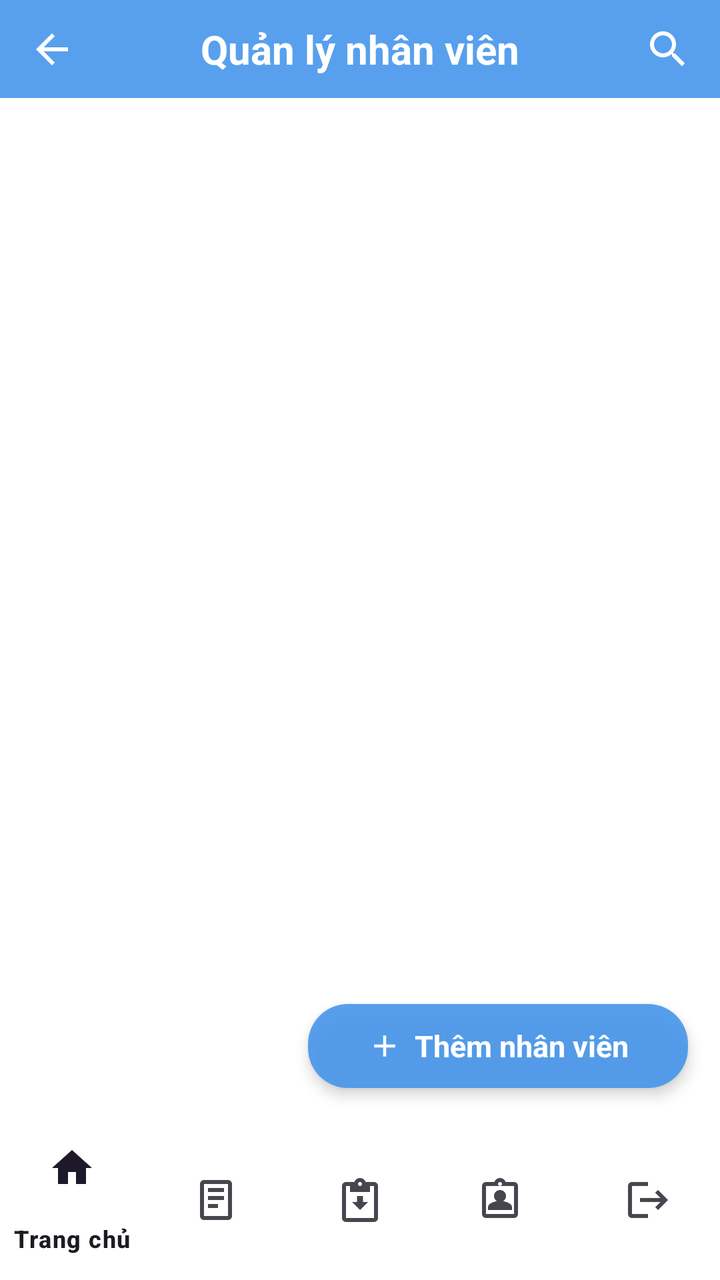
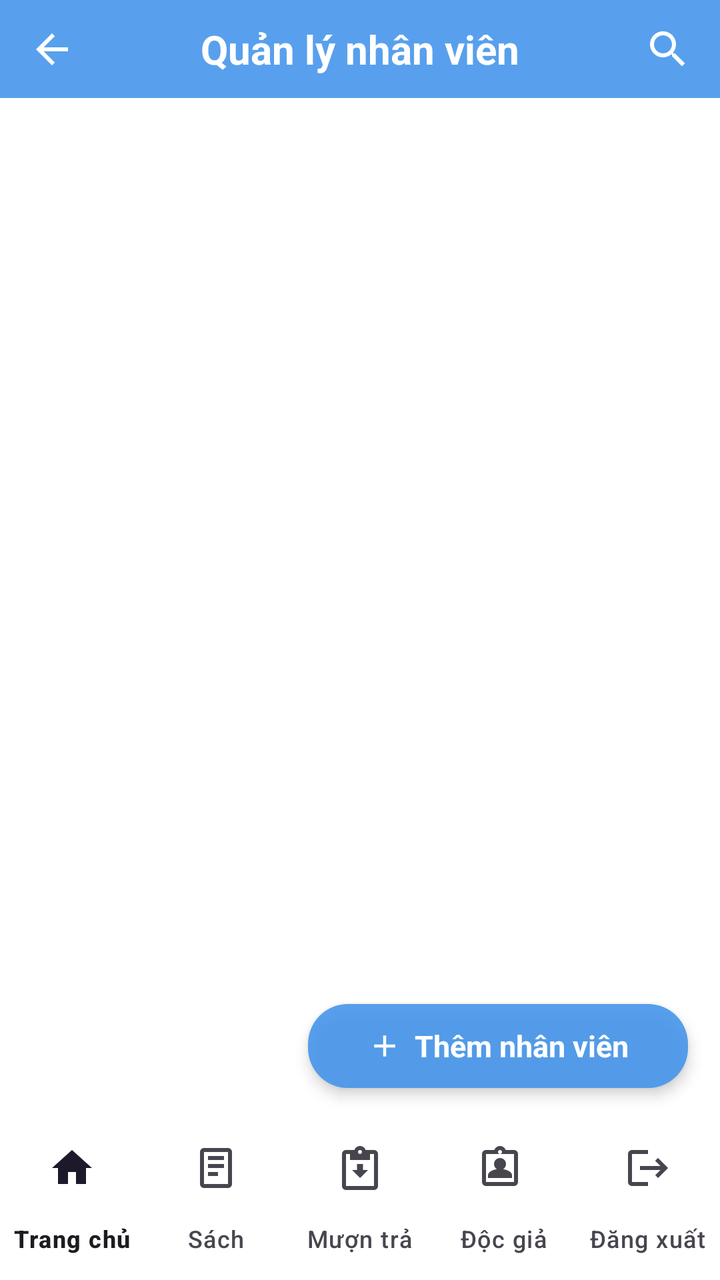

Before-and-after screenshots of an Android layout around one commit, followed by the original layout XML and the change that was made.
<!-- AndroidManifest.xml: application theme Theme.QuanLyThuVien -->
<!-- res/layout/activity_nhanvien.xml -->
<?xml version="1.0" encoding="utf-8"?>
<androidx.constraintlayout.widget.ConstraintLayout xmlns:android="http://schemas.android.com/apk/res/android"
    xmlns:app="http://schemas.android.com/apk/res-auto"
    android:layout_width="match_parent"
    android:layout_height="match_parent"
    android:background="#FFFFFF">

    <androidx.constraintlayout.widget.ConstraintLayout
        android:id="@+id/header"
        android:layout_width="0dp"
        android:layout_height="49dp"
        android:background="@drawable/bg_header_sach"
        app:layout_constraintTop_toTopOf="parent"
        app:layout_constraintStart_toStartOf="parent"
        app:layout_constraintEnd_toEndOf="parent">

        <ImageView
            android:id="@+id/btnBack"
            android:layout_width="28dp"
            android:layout_height="28dp"
            android:layout_marginStart="12dp"
            android:padding="2dp"
            android:src="@drawable/ic_arrow_back"
            android:background="?attr/selectableItemBackgroundBorderless"
            android:contentDescription="Quay lại"
            app:layout_constraintTop_toTopOf="parent"
            app:layout_constraintBottom_toBottomOf="parent"
            app:layout_constraintStart_toStartOf="parent" />

        <TextView
            android:layout_width="wrap_content"
            android:layout_height="wrap_content"
            android:text="Quản lý nhân viên"
            android:textColor="#FFFFFF"
            android:textSize="20sp"
            android:textStyle="bold"
            app:layout_constraintTop_toTopOf="parent"
            app:layout_constraintBottom_toBottomOf="parent"
            app:layout_constraintStart_toStartOf="parent"
            app:layout_constraintEnd_toEndOf="parent" />

        <ImageView
            android:id="@+id/btnSearch"
            android:layout_width="28dp"
            android:layout_height="28dp"
            android:layout_marginEnd="12dp"
            android:padding="2dp"
            android:src="@drawable/ic_search"
            android:background="?attr/selectableItemBackgroundBorderless"
            android:contentDescription="Tìm kiếm"
            app:layout_constraintTop_toTopOf="parent"
            app:layout_constraintBottom_toBottomOf="parent"
            app:layout_constraintEnd_toEndOf="parent" />
    </androidx.constraintlayout.widget.ConstraintLayout>

    <androidx.recyclerview.widget.RecyclerView
        android:id="@+id/rvNhanVien"
        android:layout_width="0dp"
        android:layout_height="0dp"
        android:layout_marginTop="6dp"
        android:clipToPadding="false"
        android:paddingBottom="120dp"
        app:layout_constraintTop_toBottomOf="@id/header"
        app:layout_constraintStart_toStartOf="parent"
        app:layout_constraintEnd_toEndOf="parent"
        app:layout_constraintBottom_toTopOf="@id/bottomNav" />

    <TextView
        android:id="@+id/tvEmpty"
        android:layout_width="wrap_content"
        android:layout_height="wrap_content"
        android:text="Chưa có nhân viên"
        android:textColor="#9AA3AE"
        android:textSize="14sp"
        android:visibility="gone"
        app:layout_constraintTop_toTopOf="@id/rvNhanVien"
        app:layout_constraintBottom_toBottomOf="@id/rvNhanVien"
        app:layout_constraintStart_toStartOf="@id/rvNhanVien"
        app:layout_constraintEnd_toEndOf="@id/rvNhanVien" />

    <LinearLayout
        android:id="@+id/fabAdd"
        android:layout_width="190dp"
        android:layout_height="42dp"
        android:layout_marginEnd="16dp"
        android:layout_marginBottom="16dp"
        android:orientation="horizontal"
        android:gravity="center"
        android:background="@drawable/bg_fab_add"
        android:clickable="true"
        android:focusable="true"
        android:elevation="4dp"
        app:layout_constraintEnd_toEndOf="parent"
        app:layout_constraintBottom_toTopOf="@id/bottomNav">

        <ImageView
            android:layout_width="18dp"
            android:layout_height="18dp"
            android:src="@drawable/ic_plus"
            android:contentDescription="Thêm" />

        <TextView
            android:layout_width="wrap_content"
            android:layout_height="wrap_content"
            android:layout_marginStart="6dp"
            android:text="Thêm nhân viên"
            android:textColor="#FFFFFF"
            android:textSize="15sp"
            android:textStyle="bold" />
    </LinearLayout>

    <com.google.android.material.bottomnavigation.BottomNavigationView
        android:id="@+id/bottomNav"
        android:layout_width="0dp"
        android:layout_height="wrap_content"
        android:background="#FFFFFF"
        app:menu="@menu/bottom_nav_menu"
        app:layout_constraintStart_toStartOf="parent"
        app:layout_constraintEnd_toEndOf="parent"
        app:layout_constraintBottom_toBottomOf="parent" />

</androidx.constraintlayout.widget.ConstraintLayout>
<!-- resources referenced by this layout -->
<resources>
  <!-- drawable bg_fab_add (drawable) -->
  <?xml version="1.0" encoding="utf-8"?>
  <shape xmlns:android="http://schemas.android.com/apk/res/android"
      android:shape="rectangle">
      <solid android:color="#E64696EB" />
      <corners android:radius="20dp" />
  </shape>
  <!-- drawable bg_header_sach (drawable) -->
  <?xml version="1.0" encoding="utf-8"?>
  <shape xmlns:android="http://schemas.android.com/apk/res/android"
      android:shape="rectangle">
      <solid android:color="#E64696EB" />
  </shape>
  <!-- drawable ic_arrow_back (drawable) -->
  <vector xmlns:android="http://schemas.android.com/apk/res/android"
      android:width="24dp"
      android:height="24dp"
      android:viewportWidth="24"
      android:viewportHeight="24"
      android:tint="#FFFFFF">
      <path
          android:fillColor="#FFFFFF"
          android:pathData="M20,11H7.83l5.59,-5.59L12,4l-8,8 8,8 1.41,-1.41L7.83,13H20v-2z"/>
  </vector>
  <!-- drawable ic_plus (drawable) -->
  <vector xmlns:android="http://schemas.android.com/apk/res/android"
      android:width="20dp"
      android:height="20dp"
      android:viewportWidth="24"
      android:viewportHeight="24"
      android:tint="#FFFFFF">
      <path
          android:fillColor="#FFFFFF"
          android:pathData="M19,13h-6v6h-2v-6H5v-2h6V5h2v6h6v2z"/>
  </vector>
  <!-- drawable ic_search (drawable) -->
  <vector xmlns:android="http://schemas.android.com/apk/res/android"
      android:width="24dp"
      android:height="24dp"
      android:viewportWidth="24"
      android:viewportHeight="24"
      android:tint="#FFFFFF">
      <path
          android:fillColor="#FFFFFF"
          android:pathData="M15.5,14h-0.79l-0.28,-0.27C15.41,12.59 16,11.11 16,9.5 16,5.91 13.09,3 9.5,3S3,5.91 3,9.5 5.91,16 9.5,16c1.61,0 3.09,-0.59 4.23,-1.57l0.27,0.28v0.79l5,4.99L20.49,19l-4.99,-5zM9.5,14C7.01,14 5,11.99 5,9.5S7.01,5 9.5,5 14,7.01 14,9.5 11.99,14 9.5,14z"/>
  </vector>
  <style name="Theme.QuanLyThuVien" parent="Base.Theme.QuanLyThuVien" />
  <style name="Base.Theme.QuanLyThuVien" parent="Theme.Material3.DayNight.NoActionBar">
          <item name="colorPrimary">@color/colorPrimary</item>
          <item name="colorPrimaryVariant">@color/colorPrimaryDark</item>
          <item name="colorOnPrimary">@color/white</item>
          
          <item name="android:statusBarColor" tools:targetApi="l">@android:color/transparent</item>
          <item name="android:windowLightStatusBar" tools:targetApi="m">false</item>
      </style>
  <color name="colorPrimary">#4696EB</color>
  <color name="colorPrimaryDark">#4F91D7</color>
  <color name="white">#FFFFFFFF</color>
</resources>

<!-- the commit's change to res/layout/activity_nhanvien.xml (unified diff, before → after) -->
@@ -115,6 +115,7 @@
         android:layout_height="wrap_content"
         android:background="#FFFFFF"
         app:menu="@menu/bottom_nav_menu"
+        app:labelVisibilityMode="labeled"
         app:layout_constraintStart_toStartOf="parent"
         app:layout_constraintEnd_toEndOf="parent"
         app:layout_constraintBottom_toBottomOf="parent" />
